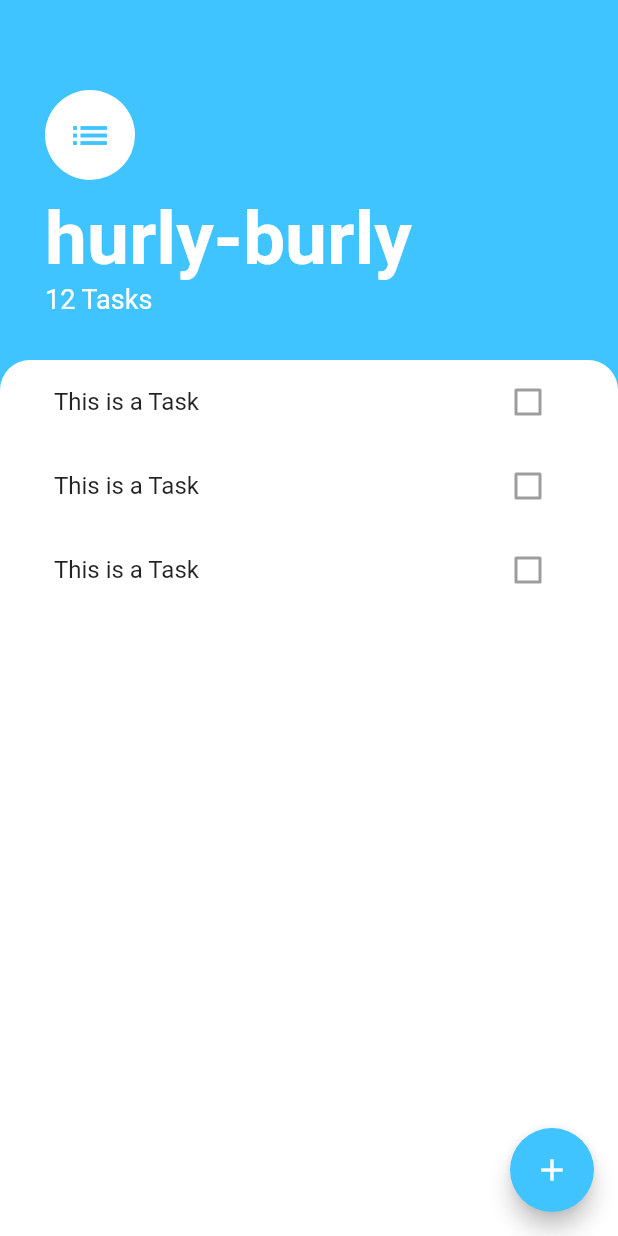
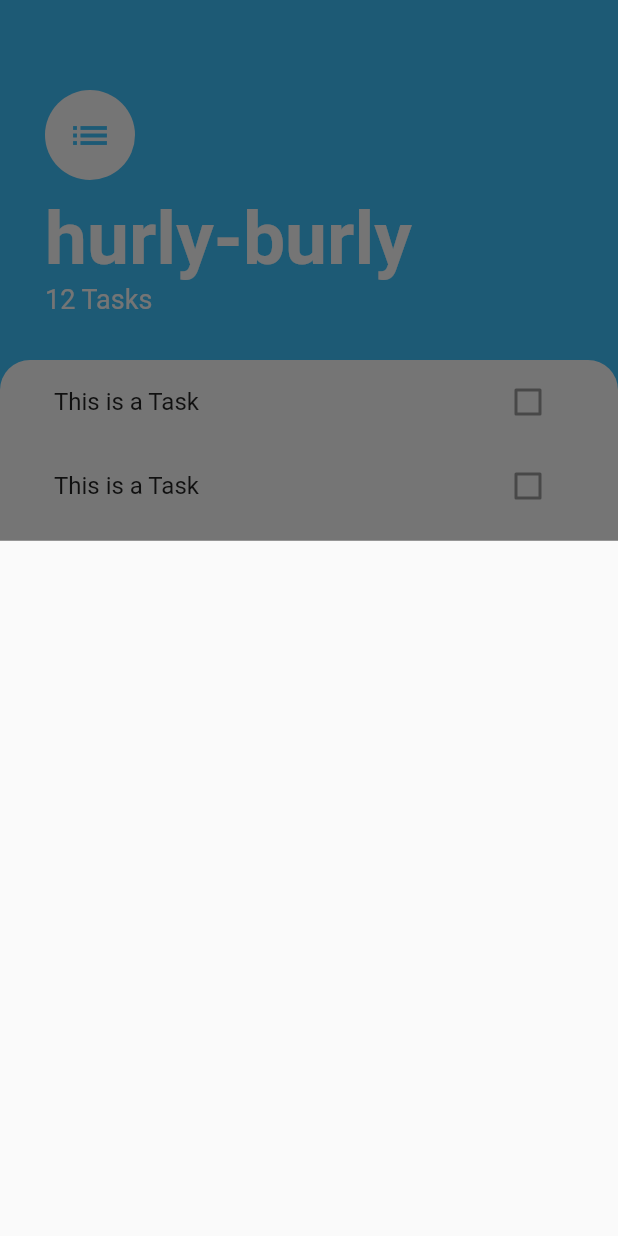
Before and after one commit to ajay1706/provider-app, a Flutter app: the screen it shows after launch, after a tap on the "add" icon, on a phone screen of 412 x 824 dp. Run offline on Flutter 3.47's test engine with Material 2 defaults, Android fonts, the phone set to English and light mode, and no system bars.

```diff
--- a/provider_app/lib/screens/task_screen.dart
+++ b/provider_app/lib/screens/task_screen.dart
@@ -55,7 +55,17 @@ class TaskScreen extends StatelessWidget {
       floatingActionButton: FloatingActionButton(
           backgroundColor: Colors.lightBlueAccent,
           child: Icon(Icons.add),
-          onPressed: () {}),
+          onPressed: () {
+
+           showModalBottomSheet(context: context, builder: buildBottomSheet);
+
+
+          }),
     );
   }
+Widget buildBottomSheet(BuildContext context){
+    return Container();
 }
+
+
+}
--- a/provider_app/lib/widgets/task_list.dart
+++ b/provider_app/lib/widgets/task_list.dart
@@ -8,7 +8,7 @@ class TaskList extends StatelessWidget {
       children: <Widget>[
         TaskTile(),
         TaskTile(),
-      TaskTile()],
+        TaskTile()],
     );
   }
 }
```
